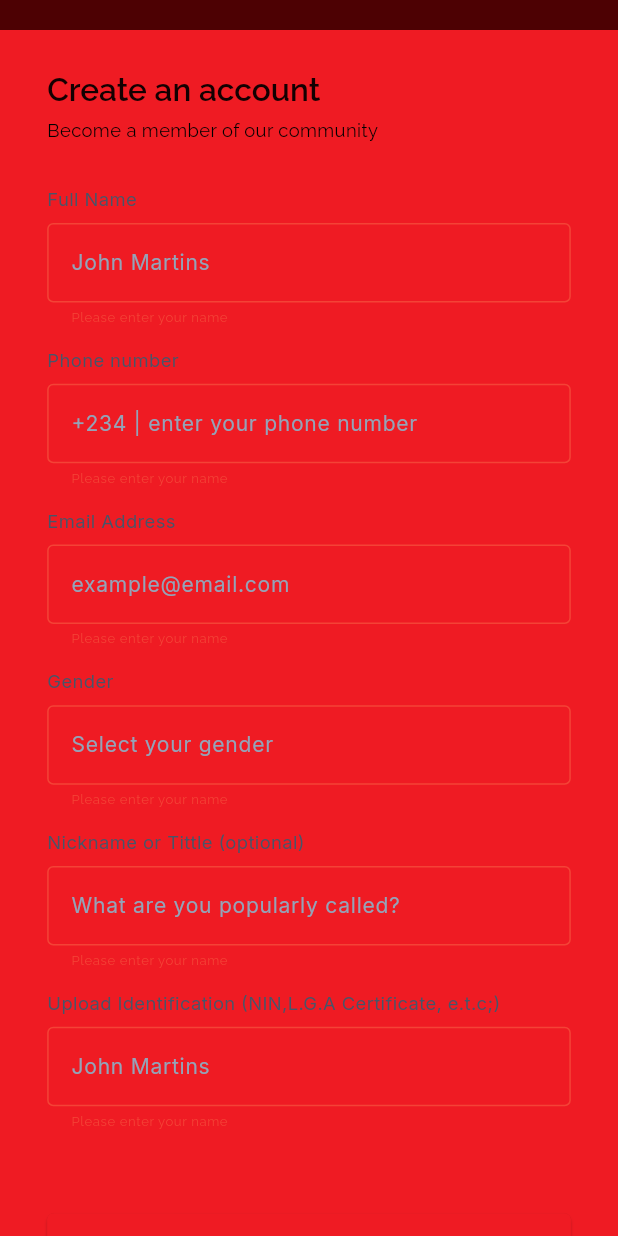
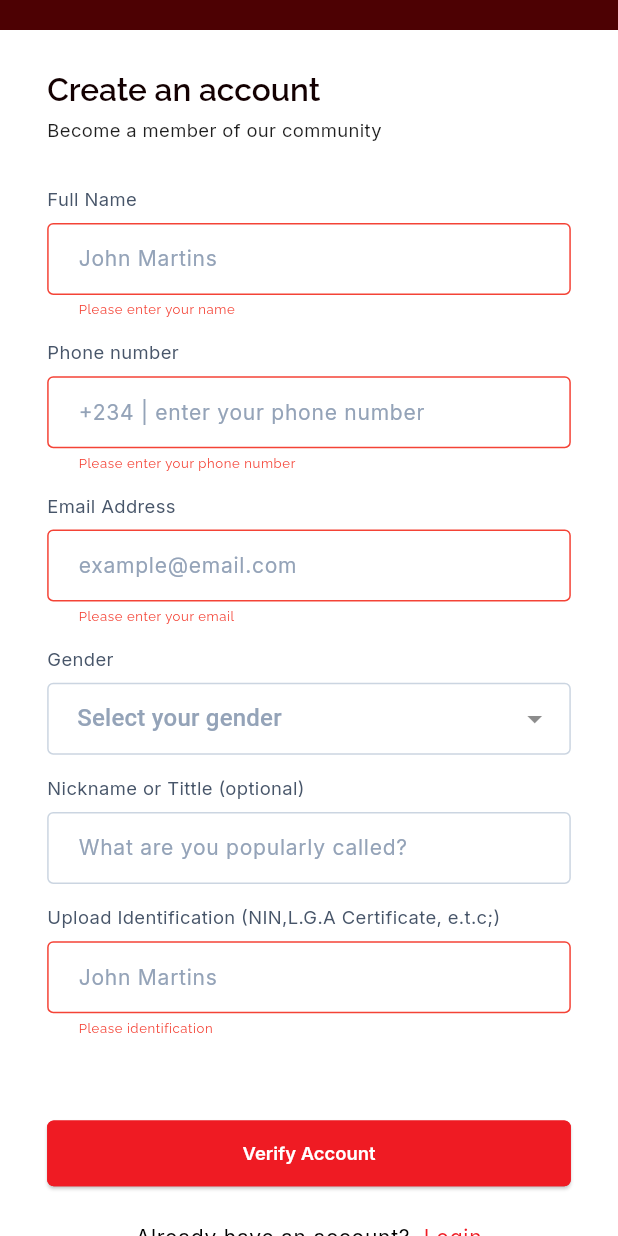
Before and after one commit to fortheeco/IamItsekiri-App-FrontEnd, a Flutter app: the SignupScreen screen opened by its route, after a tap on "Verify Account", on a phone screen of 412 x 824 dp. Run offline on Flutter 3.47's test engine with Material 3 defaults, Android fonts, the phone set to English and light mode, and no system bars; our stand-ins replace dropdown_button2, flutter_native_splash, flutter_riverpod, flutter_screenutil, google_fonts.

```diff
--- /dev/null
+++ b/lib/components/custom_dropdwon.dart
@@ -0,0 +1,106 @@
+import 'package:flutter/material.dart';
+import 'package:flutter/cupertino.dart';
+import 'package:dropdown_button2/dropdown_button2.dart';
+import 'package:oneitsekiri_flutter/themes/typography.dart';
+import 'package:oneitsekiri_flutter/utils/extensions.dart';
+import 'package:oneitsekiri_flutter/themes/palette.dart';
+
+// DropdownButton<String> androidDropdown(
+//     void Function(String?) onChanged, String? selectedCurrency) {
+//   return DropdownButton<String>(
+//     value: selectedCurrency,
+//     items: const [
+//       DropdownMenuItem<String>(
+//         value: "",
+//         child: Text(""),
+//       )
+//     ],
+//     onChanged: (value) {
+//       onChanged(value);
+//     },
+//   );
+// }
+
+String? selectedValue;
+
+class CustomDropdown extends StatelessWidget {
+  final String? label;
+  final String hintText;
+  final bool obscureText;
+  final String validatorText;
+  final List<String>? items;
+  final void Function(String?)? onChanged;
+  const CustomDropdown({
+    super.key,
+    this.label,
+    required this.hintText,
+    this.obscureText = false,
+    required this.validatorText,
+    required this.onChanged,
+    this.items,
+  });
+
+  @override
+  Widget build(BuildContext context) {
+    return Column(
+      crossAxisAlignment: CrossAxisAlignment.stretch,
+      children: [
+        if (label != null && label!.isNotEmpty)
+          Text(
+            label!,
+            style: Theme.of(context)
+                .textTheme
+                .bodyMedium
+                ?.copyWith(fontFamily: "Inter", color: Palette.greyBlueB),
+          ),
+        if (label != null && label!.isNotEmpty) 7.sbH,
+        DropdownButtonFormField2<String>(
+          isExpanded: true,
+          decoration: const InputDecoration(contentPadding: EdgeInsets.zero),
+          hint: Text(hintText,
+              style: Theme.of(context)
+                  .textTheme
+                  .titleMedium
+                  ?.copyWith(color: Palette.greyBlueA)),
+          // style: AppTypography.bodyLargeGrey,
+          items: items?.map((item) => DropdownMenuItem<String>(
+                    value: item,
+                    child: Text(
+                      item,
+                      style: AppTypography.bodyLarge,
+                    ),
+                  ))
+              .toList(),
+          validator: (value) {
+            if (value == null) {
+              return validatorText;
+            }
+            return null;
+          },
+          onChanged: onChanged,
+          onSaved: (value) {
+            selectedValue = value.toString();
+          },
+          buttonStyleData: const ButtonStyleData(
+            padding: EdgeInsets.only(right: 8),
+          ),
+          iconStyleData: const IconStyleData(
+            icon: Icon(
+              Icons.arrow_drop_down,
+              color: Colors.black45,
+            ),
+            iconSize: 24,
+          ),
+          dropdownStyleData: DropdownStyleData(
+            decoration: BoxDecoration(
+              borderRadius: BorderRadius.circular(15),
+            ),
+          ),
+          menuItemStyleData: const MenuItemStyleData(
+            padding: EdgeInsets.symmetric(horizontal: 16),
+          ),
+        )
+      ],
+    );
+  }
+}
--- a/lib/components/custom_input_field.dart
+++ b/lib/components/custom_input_field.dart
@@ -7,15 +7,21 @@ class CustomInputField extends StatelessWidget {
   final String hintText;
   final bool obscureText;
   final String validatorText;
+  final bool customValidator;
+  final TextInputType? keyboardType;
   final void Function(String) onChanged;
+  final String? Function(String?)? validator;
 
   const CustomInputField({
     super.key,
+    this.keyboardType,
     required this.label,
     required this.hintText,
     this.obscureText = false,
     required this.validatorText,
     required this.onChanged,
+    this.customValidator = false,
+    this.validator,
   });
 
   @override
@@ -28,22 +34,25 @@ class CustomInputField extends StatelessWidget {
           style: Theme.of(context)
               .textTheme
               .bodyMedium
-              ?.copyWith(fontFamily: "inter", color: Palette.greyBlueA),
+              ?.copyWith(fontFamily: "inter", color: Palette.greyBlueB),
         ),
         7.sbH,
         TextFormField(
             obscureText: obscureText,
             onChanged: onChanged,
+            keyboardType: keyboardType,
             decoration: InputDecoration(
               labelText: hintText,
               border: const OutlineInputBorder(),
             ),
-            validator: (value) {
-              if (value == null || value.isEmpty) {
-                return validatorText;
-              }
-              return null;
-            }),
+            validator: !customValidator
+                ? (value) {
+                    if (value == null || value.isEmpty) {
+                      return validatorText;
+                    }
+                    return null;
+                  }
+                : validator),
       ],
     );
   }
--- a/lib/components/registration_section_tile.dart
+++ b/lib/components/registration_section_tile.dart
@@ -18,7 +18,13 @@ class SectionTitle extends StatelessWidget {
       children: [
         Text(title, style: Theme.of(context).textTheme.headlineLarge),
         7.sbH,
-        Text(subtitle),
+        Text(
+          subtitle,
+          style: Theme.of(context)
+              .textTheme
+              .bodyMedium
+              ?.copyWith(fontFamily: "Inter"),
+        ),
       ],
     );
   }
--- a/lib/models/auth/form_state.dart
+++ b/lib/models/auth/form_state.dart
@@ -1,10 +1,20 @@
 class AuthFormState {
   final String email;
   final String password;
+  final int phone;
+  final String name;
+  final String nickname;
+  final String identification;
+  final String gender;
   final bool isLoading;
   final String? error;
 
   AuthFormState({
+    this.phone = 0,
+    this.name = '',
+    this.nickname = '',
+    this.identification = '',
+    this.gender = '',
     this.email = '',
     this.password = '',
     this.isLoading = false,
@@ -16,10 +26,20 @@ class AuthFormState {
     String? password,
     bool? isLoading,
     String? error,
+    int? phone,
+    String? name,
+    String? nickname,
+    String? identification,
+    String? gender,
   }) {
     return AuthFormState(
       email: email ?? this.email,
       password: password ?? this.password,
+      phone: phone ?? this.phone,
+      name: name ?? this.name,
+      nickname: nickname ?? this.nickname,
+      identification: identification ?? this.identification,
+      gender: gender ?? this.gender,
       isLoading: isLoading ?? this.isLoading,
       error: error ?? this.error,
     );
--- a/lib/providers/auth_providers.dart
+++ b/lib/providers/auth_providers.dart
@@ -7,3 +7,6 @@ final formProvider =
 
 final signupProvider = StateNotifierProvider<SignupNotifier, void>(
     (ref) => SignupNotifier(ref: ref));
+
+final signInProvider = StateNotifierProvider<SignInNotifier, void>(
+    (ref) => SignInNotifier(ref: ref));
--- a/lib/routes/app_routes.dart
+++ b/lib/routes/app_routes.dart
@@ -1,8 +1,10 @@
 import 'package:flutter/material.dart';
 import 'package:oneitsekiri_flutter/screens/introduction/choose_auth_route.dart';
-import 'package:oneitsekiri_flutter/screens/auth/create_account.dart';
+import 'package:oneitsekiri_flutter/screens/auth/sign_up.dart';
+import 'package:oneitsekiri_flutter/screens/auth/sign_in.dart';
 
 Map<String, Widget Function(BuildContext)> routes = {
   '/': (context) => const ChooseAuthRoute(),
-  '/register': (context) => SignupScreen(),
+  SignupScreen.routeName: (context) => SignupScreen(),
+  SignInScreen.routeName: (context) => SignInScreen(),
 };
--- a/lib/screens/auth/create_account.dart
+++ b/lib/screens/auth/sign_up.dart
@@ -3,12 +3,21 @@ import 'package:flutter_riverpod/flutter_riverpod.dart';
 import 'package:oneitsekiri_flutter/components/custom_app_bar.dart';
 import 'package:oneitsekiri_flutter/providers/auth_providers.dart';
 import 'package:oneitsekiri_flutter/components/layout_padding.dart';
+import 'package:oneitsekiri_flutter/themes/palette.dart';
 import 'package:oneitsekiri_flutter/utils/extensions.dart';
 import 'package:oneitsekiri_flutter/components/registration_section_tile.dart';
 import 'package:oneitsekiri_flutter/components/custom_input_field.dart';
+import 'package:oneitsekiri_flutter/components/custom_dropdwon.dart';
+import 'package:oneitsekiri_flutter/screens/auth/sign_in.dart';
+import 'package:oneitsekiri_flutter/themes/typography.dart';
 
 class SignupScreen extends ConsumerWidget {
+  static const String routeName = "signUp";
   final GlobalKey<FormState> _formKey = GlobalKey<FormState>();
+  final List<String> genderItems = [
+    'Male',
+    'Female',
+  ];
 
   SignupScreen({super.key});
 
@@ -17,6 +26,7 @@ class SignupScreen extends ConsumerWidget {
     final formState = ref.watch(formProvider);
     final formNotifier = ref.read(formProvider.notifier);
     final signupNotifier = ref.read(signupProvider.notifier);
+    // formState.isLoading.log();
 
     return Scaffold(
       appBar: const CustomAppBar(),
@@ -39,34 +49,36 @@ class SignupScreen extends ConsumerWidget {
                     label: 'Full Name',
                     hintText: 'John Martins',
                     validatorText: 'Please enter your name',
-                    onChanged: (value) => formNotifier.setEmail(value),
+                    onChanged: (value) => formNotifier.setName(value),
                   ),
                   16.sbH,
                   CustomInputField(
                     label: 'Phone number',
                     hintText: '+234 | enter your phone number',
-                    validatorText: 'Please enter your name',
-                    onChanged: (value) => formNotifier.setEmail(value),
+                    validatorText: 'Please enter your phone number',
+                    onChanged: (value) => formNotifier.setPhone(value),
                   ),
                   16.sbH,
                   CustomInputField(
                     label: 'Email Address',
                     hintText: 'example@email.com',
-                    validatorText: 'Please enter your name',
+                    validatorText: 'Please enter your email',
                     onChanged: (value) => formNotifier.setEmail(value),
                   ),
                   16.sbH,
-                  CustomInputField(
+                  CustomDropdown(
                     label: 'Gender',
+                    items: genderItems,
                     hintText: 'Select your gender',
-                    validatorText: 'Please enter your name',
-                    onChanged: (value) => formNotifier.setEmail(value),
+                    validatorText: 'Please select your gender',
+                    onChanged: (value) => formNotifier.setEmail(value!),
                   ),
                   16.sbH,
                   CustomInputField(
                     label: 'Nickname or Tittle (optional)',
+                    customValidator: true,
                     hintText: 'What are you popularly called?',
-                    validatorText: 'Please enter your name',
+                    validatorText: 'Please enter your nickname',
                     onChanged: (value) => formNotifier.setEmail(value),
                   ),
                   16.sbH,
@@ -74,11 +86,12 @@ class SignupScreen extends ConsumerWidget {
                     label:
                         'Upload Identification (NIN,L.G.A Certificate, e.t.c;) ',
                     hintText: 'John Martins',
-                    validatorText: 'Please enter your name',
+                    validatorText: 'Please identification',
                     onChanged: (value) => formNotifier.setEmail(value),
                   ),
                   61.sbH,
                   if (formState.isLoading) const CircularProgressIndicator(),
+
                   if (!formState.isLoading)
                     ElevatedButton(
                       onPressed: () {
@@ -91,8 +104,29 @@ class SignupScreen extends ConsumerWidget {
                       },
                       child: const Text('Verify Account'),
                     ),
-                    24.sbH,
-                  const Text("Already have an account? Login").alignCenter(),
+                  24.sbH,
+                  RichText(
+                    textAlign: TextAlign.center,
+                    text: TextSpan(
+                      text: 'Already have an account? ',
+                      style: Theme.of(context)
+                          .textTheme
+                          .bodyLarge
+                          ?.copyWith(fontFamily: "Inter"),
+                      children: <TextSpan>[
+                        TextSpan(
+                          text: ' Login',
+                          style: AppTypography.bodyLarge.copyWith(
+                              color: Palette.surface,
+                              fontFamily: "Inter",
+                              decoration: TextDecoration.underline,
+                              decorationColor: Palette.surface),
+                        ),
+                      ],
+                    ),
+                  ).tap(onTap: () {
+                    Navigator.pushNamed(context, SignInScreen.routeName);
+                  }),
                 ],
               ),
             ),
--- a/lib/themes/palette.dart
+++ b/lib/themes/palette.dart
@@ -4,8 +4,10 @@ class Palette {
   static const Color whiteA = Color(0xFFFFFFFF);
   static const Color whiteB = Color(0xFFF2F2F2);
   static const Color whiteC = Color(0xFFCBD5E1);
-  static const Color greyA = Color(0xFF94A3B8);
-  static const Color greyBlueA = Color(0xFF475569);
+  static const Color greyA = Color(0xFF6B6B6B);
+  static const Color greyB = Color(0xFFD8D8D8);
+  static const Color greyBlueA = Color(0xFF94A3B8);
+  static const Color greyBlueB = Color(0xFF475569);
   static const Color darkA = Color(0xFF1E1E1E);
   static const Color darkB = Color(0xFF130001);
   static const Color darkC = Color(0xFF340305);
--- a/lib/themes/theme.dart
+++ b/lib/themes/theme.dart
@@ -4,6 +4,7 @@ import 'typography.dart';
 import 'package:flutter_screenutil/flutter_screenutil.dart';
 
 final ThemeData appTheme = ThemeData(
+    scaffoldBackgroundColor: Palette.whiteA,
     primaryColor: Palette.whiteA,
     colorScheme: const ColorScheme(
         brightness: Brightness.light,
@@ -31,6 +32,7 @@ final ThemeData appTheme = ThemeData(
       foregroundColor: Palette.whiteA,
     ),
     inputDecorationTheme: InputDecorationTheme(
+      contentPadding: EdgeInsets.fromLTRB(16.w, 0, 16.w, 0),
       constraints: BoxConstraints(minHeight: 52.h),
       border: const OutlineInputBorder(
         borderSide: BorderSide(color: Palette.whiteC),
@@ -49,5 +51,6 @@ final ThemeData appTheme = ThemeData(
             fixedSize: Size(323.w, 50.h),
             shape: RoundedRectangleBorder(
               borderRadius: BorderRadius.circular(5.r),
+              side: const BorderSide(color: Palette.surface),
             ),
             textStyle: AppTypography.elevatedButtonText)));
--- a/lib/themes/typography.dart
+++ b/lib/themes/typography.dart
@@ -34,19 +34,25 @@ class AppTypography {
     static TextStyle bodyLargeGrey = GoogleFonts.inter(
     fontSize: 16.sp,
     fontWeight: FontWeight.normal,
-    color: Palette.greyA,
+    color: Palette.greyBlueA,
   );
 
   static TextStyle bodyMedium = GoogleFonts.raleway(
     fontSize: 14.sp,
     fontWeight: FontWeight.normal,
-    color: Colors.black,
+    color: Palette.darkA,
   );
 
   static TextStyle bodyMediumBold = GoogleFonts.raleway(
     fontSize: 14.sp,
     fontWeight: FontWeight.w600,
     color: Colors.black,
+  );
+
+    static TextStyle redBodyMediumBold = GoogleFonts.raleway(
+    fontSize: 14.sp,
+    fontWeight: FontWeight.w600,
+    color: Palette.surface,
   );
 
   static TextStyle bodySmall = GoogleFonts.raleway(
--- a/pubspec.yaml
+++ b/pubspec.yaml
@@ -19,7 +19,7 @@ publish_to: 'none' # Remove this line if you wish to publish to pub.dev
 version: 1.0.0+1
 
 environment:
-  sdk: '>=3.3.2 <4.0.0'
+  sdk: '3.4.0'
 
 # Dependencies specify other packages that your package needs in order to work.
 # To automatically upgrade your package dependencies to the latest versions
@@ -40,6 +40,9 @@ dependencies:
   flutter_riverpod: ^2.5.1
   flutter_native_splash: ^2.4.0
   google_fonts: ^6.2.1
+  dropdown_button2: ^2.3.9
+  form_builder_validators: ^10.0.1
+  file_picker: ^8.0.6
 
 dev_dependencies:
   riverpod_lint: ^2.3.10
@@ -67,6 +70,7 @@ flutter:
   # To add assets to your application, add an assets section, like this:
   assets:
     - lib/assets/images/intro-bg.png
+    - lib/assets/images/Itsekiri-second-Logo.png
 
   # An image asset can refer to one or more resolution-specific "variants", see
   # https://flutter.dev/assets-and-images/#resolution-aware
```
Also changed, not shown: lib/controllers/auth_controllers.dart (+61 -7 lines), lib/screens/auth/sign_in.dart (added, +152 -0 lines), lib/screens/introduction/choose_auth_route.dart (+7 -4 lines), lib/utils/debouncer.dart (added, +8 -0 lines), lib/utils/extensions.dart (+8 -0 lines), lib/assets/images/Itsekiri-second-Logo.png (added), pubspec.lock, 3 other files.
